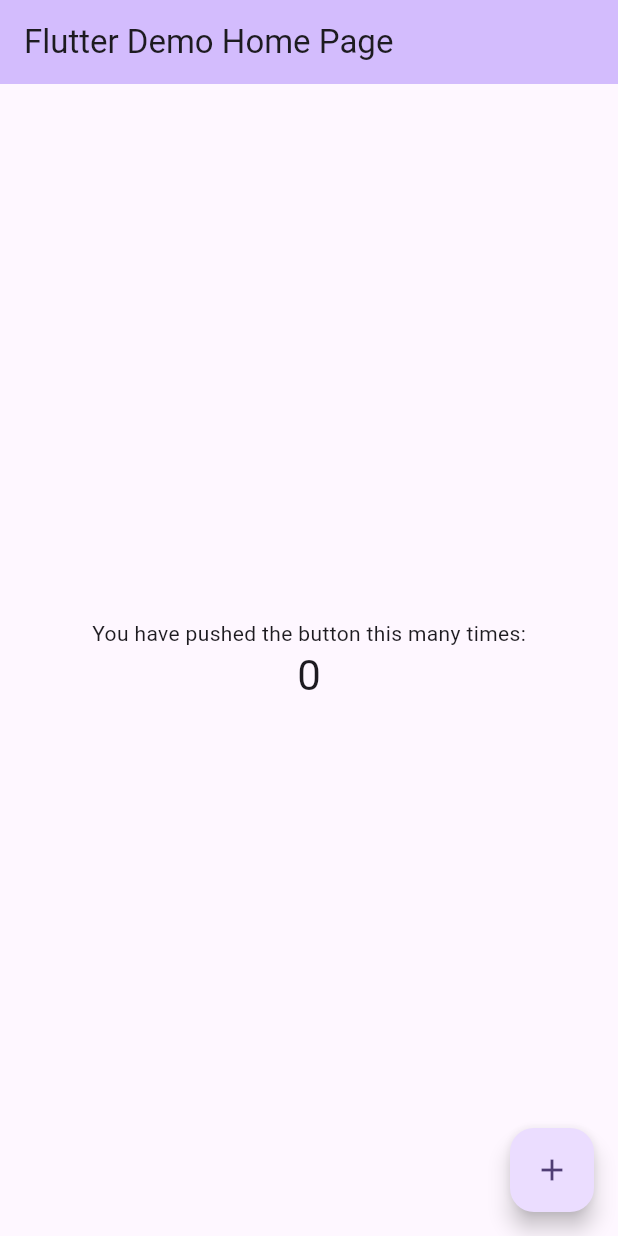
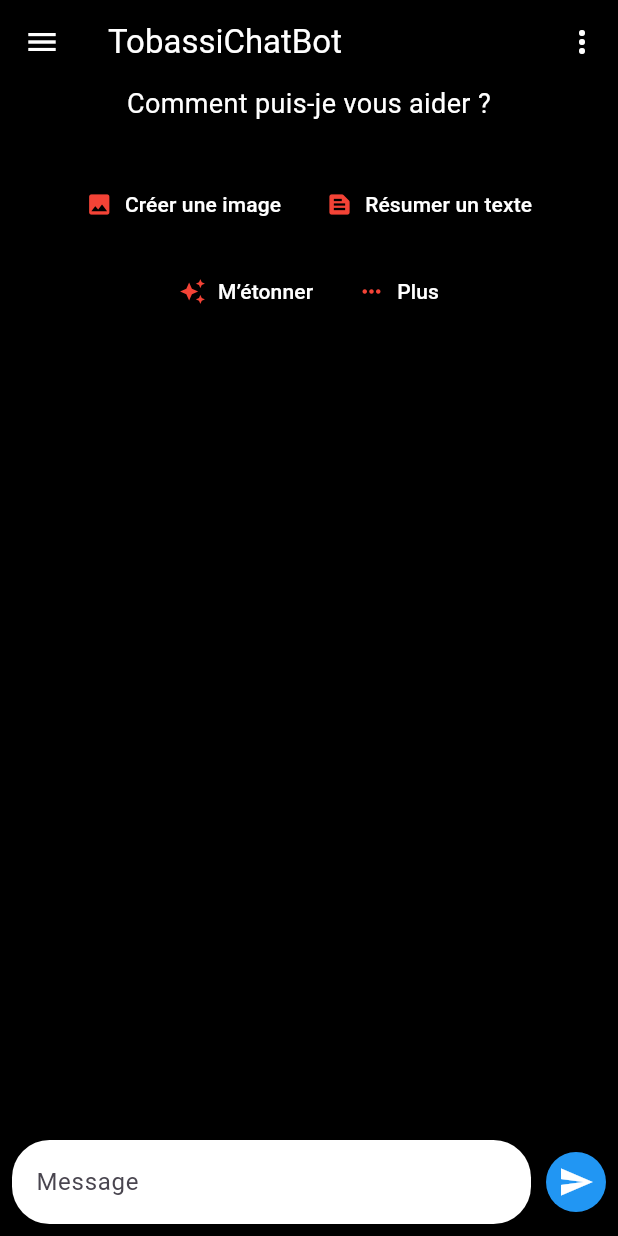
Before and after one commit to maxime2221/tobassichatbot, a Flutter app: the screen it shows after launch, on a phone screen of 412 x 824 dp. Run offline on Flutter 3.47's test engine with Material 3 defaults, Android fonts, the phone set to English and light mode, and no system bars.

Commit message:
accueil chatbot

```diff
--- a/lib/main.dart
+++ b/lib/main.dart
@@ -1,125 +1,140 @@
 import 'package:flutter/material.dart';
 
 void main() {
-  runApp(const MyApp());
+  runApp(MyApp());
 }
 
 class MyApp extends StatelessWidget {
-  const MyApp({super.key});
-
-  // This widget is the root of your application.
   @override
   Widget build(BuildContext context) {
     return MaterialApp(
-      title: 'Flutter Demo',
-      theme: ThemeData(
-        // This is the theme of your application.
-        //
-        // TRY THIS: Try running your application with "flutter run". You'll see
-        // the application has a purple toolbar. Then, without quitting the app,
-        // try changing the seedColor in the colorScheme below to Colors.green
-        // and then invoke "hot reload" (save your changes or press the "hot
-        // reload" button in a Flutter-supported IDE, or press "r" if you used
-        // the command line to start the app).
-        //
-        // Notice that the counter didn't reset back to zero; the application
-        // state is not lost during the reload. To reset the state, use hot
-        // restart instead.
-        //
-        // This works for code too, not just values: Most code changes can be
-        // tested with just a hot reload.
-        colorScheme: ColorScheme.fromSeed(seedColor: Colors.deepPurple),
-        useMaterial3: true,
-      ),
-      home: const MyHomePage(title: 'Flutter Demo Home Page'),
+      debugShowCheckedModeBanner: false,
+      home: HomeScreen(),
     );
   }
 }
 
-class MyHomePage extends StatefulWidget {
-  const MyHomePage({super.key, required this.title});
-
-  // This widget is the home page of your application. It is stateful, meaning
-  // that it has a State object (defined below) that contains fields that affect
-  // how it looks.
-
-  // This class is the configuration for the state. It holds the values (in this
-  // case the title) provided by the parent (in this case the App widget) and
-  // used by the build method of the State. Fields in a Widget subclass are
-  // always marked "final".
-
-  final String title;
-
+class HomeScreen extends StatefulWidget {
   @override
-  State<MyHomePage> createState() => _MyHomePageState();
+  _HomeScreenState createState() => _HomeScreenState();
 }
 
-class _MyHomePageState extends State<MyHomePage> {
-  int _counter = 0;
+class _HomeScreenState extends State<HomeScreen> {
+  final TextEditingController _textController = TextEditingController();
 
-  void _incrementCounter() {
+  void _updateTextField(String text) {
     setState(() {
-      // This call to setState tells the Flutter framework that something has
-      // changed in this State, which causes it to rerun the build method below
-      // so that the display can reflect the updated values. If we changed
-      // _counter without calling setState(), then the build method would not be
-      // called again, and so nothing would appear to happen.
-      _counter++;
+      _textController.text = text;
     });
   }
 
   @override
   Widget build(BuildContext context) {
-    // This method is rerun every time setState is called, for instance as done
-    // by the _incrementCounter method above.
-    //
-    // The Flutter framework has been optimized to make rerunning build methods
-    // fast, so that you can just rebuild anything that needs updating rather
-    // than having to individually change instances of widgets.
     return Scaffold(
+      backgroundColor: Colors.black,
       appBar: AppBar(
-        // TRY THIS: Try changing the color here to a specific color (to
-        // Colors.amber, perhaps?) and trigger a hot reload to see the AppBar
-        // change color while the other colors stay the same.
-        backgroundColor: Theme.of(context).colorScheme.inversePrimary,
-        // Here we take the value from the MyHomePage object that was created by
-        // the App.build method, and use it to set our appbar title.
-        title: Text(widget.title),
+        backgroundColor: Colors.black,
+        elevation: 0,
+        title: Text(
+          'TobassiChatBot',
+          textAlign: TextAlign.center,
+          style: TextStyle(color: Colors.white),
         ),
-      body: Center(
-        // Center is a layout widget. It takes a single child and positions it
-        // in the middle of the parent.
+        actions: [
+          IconButton(
+            icon: Icon(Icons.more_vert, color: Colors.white),
+            onPressed: () {},
+          ),
+        ],
+        leading: IconButton(
+          icon: Icon(Icons.menu, color: Colors.white),
+          onPressed: () {},
+        ),
+      ),
+      drawer: Drawer(
+        elevation: 18.6,
+
+      ),
+      body: Column(
+        mainAxisAlignment: MainAxisAlignment.spaceBetween,
+        children: [
+          Center(
             child: Column(
-          // Column is also a layout widget. It takes a list of children and
-          // arranges them vertically. By default, it sizes itself to fit its
-          // children horizontally, and tries to be as tall as its parent.
-          //
-          // Column has various properties to control how it sizes itself and
-          // how it positions its children. Here we use mainAxisAlignment to
-          // center the children vertically; the main axis here is the vertical
-          // axis because Columns are vertical (the cross axis would be
-          // horizontal).
-          //
-          // TRY THIS: Invoke "debug painting" (choose the "Toggle Debug Paint"
-          // action in the IDE, or press "p" in the console), to see the
-          // wireframe for each widget.
               mainAxisAlignment: MainAxisAlignment.center,
-          children: <Widget>[
-            const Text(
-              'You have pushed the button this many times:',
+              children: [
+                Text(
+                  'Comment puis-je vous aider ?',
+                  style: TextStyle(color: Colors.white, fontSize: 18),
+                  textAlign: TextAlign.center,
                 ),
-            Text(
-              '$_counter',
-              style: Theme.of(context).textTheme.headlineMedium,
+                SizedBox(height: 30),
+                Row(
+                  mainAxisAlignment: MainAxisAlignment.center,
+                  children: [
+                    _buildButton(Icons.image, "Créer une image"),
+                    SizedBox(width: 10),
+                    _buildButton(Icons.text_snippet, "Résumer un texte"),
+                  ],
+                ),
+                SizedBox(height: 10),
+                Row(
+                  mainAxisAlignment: MainAxisAlignment.center,
+                  children: [
+                    _buildButton(Icons.auto_awesome, "M’étonner"),
+                    SizedBox(width: 10),
+                    _buildButton(Icons.more_horiz, "Plus"),
+                  ],
                 ),
               ],
             ),
           ),
-      floatingActionButton: FloatingActionButton(
-        onPressed: _incrementCounter,
-        tooltip: 'Increment',
-        child: const Icon(Icons.add),
-      ), // This trailing comma makes auto-formatting nicer for build methods.
+          Padding(
+            padding: const EdgeInsets.all(8.0),
+            child: Row(
+              children: [
+                Expanded(
+                  child: TextField(
+                    controller: _textController,
+                    decoration: InputDecoration(
+                      filled: true,
+                      fillColor: Colors.white,
+                      hintText: 'Message',
+                      border: OutlineInputBorder(
+                        borderRadius: BorderRadius.circular(25.0),
+                        borderSide: BorderSide.none,
+                      ),
+                    ),
+                  ),
+                ),
+                SizedBox(width: 10),
+                CircleAvatar(
+                  backgroundColor: Colors.blue,
+                  child: IconButton(
+                    icon: Icon(Icons.send, color: Colors.white),
+                    onPressed: () {},
+                  ),
+                ),
+              ],
+            ),
+          ),
+        ],
+      ),
+
+    );
+  }
+
+  Widget _buildButton(IconData icon, String text) {
+    return ElevatedButton.icon(
+      style: ElevatedButton.styleFrom(
+        backgroundColor: Colors.black54,
+        foregroundColor: Colors.white,
+        padding: EdgeInsets.symmetric(horizontal: 10, vertical: 12),
+      ),
+      onPressed: () {
+        _updateTextField(text);
+      },
+      icon: Icon(icon,color: Colors.red,),
+      label: Text(text),
     );
   }
 }
```
Also changed, not shown: pubspec.lock, 1 other file. Lines whose indentation alone changed are shown as unchanged.
